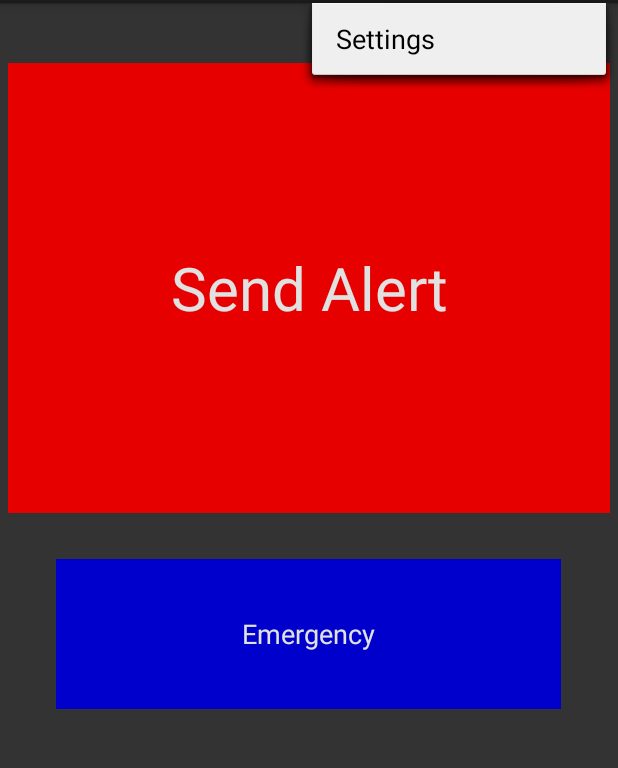
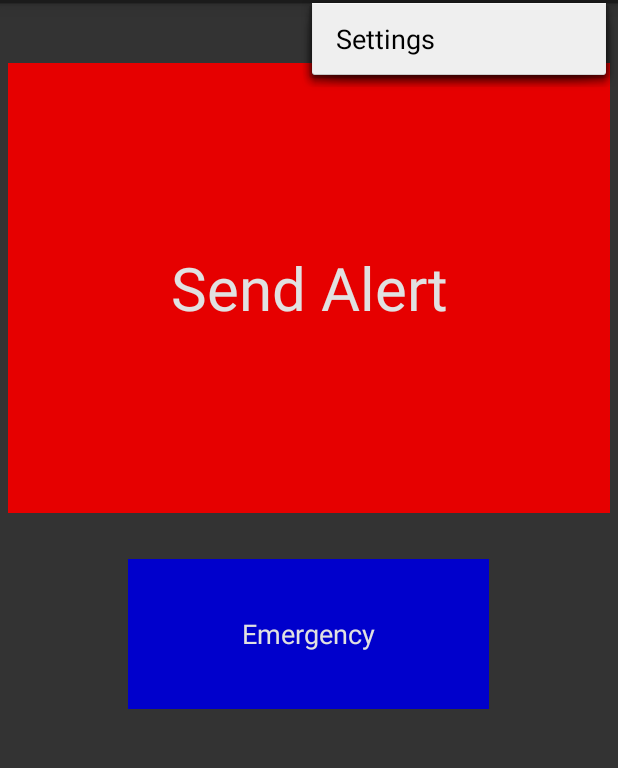
Before and after one commit to kheath/SafetyApp, an Android app: the screen it shows after launch (SMS), with the options menu open, on a phone screen of 412 x 824 dp, the part 69-837 px from its top. Run offline under Robolectric (Android 15) with nearby library versions, the phone set to English and light mode, and no system bars.

Commit message:
Changed emergency button width to correct value (0dp) and added a custome icon

```diff
--- a/SMSMessaging/app/src/main/AndroidManifest.xml
+++ b/SMSMessaging/app/src/main/AndroidManifest.xml
@@ -14,7 +14,7 @@
 
     <application
         android:allowBackup="true"
-        android:icon="@drawable/ic_launcher"
+        android:icon="@drawable/mudkip"
         android:label="@string/app_name"
         android:theme="@style/AppTheme" >
         <activity
--- a/SMSMessaging/app/src/main/res/layout/activity_sms.xml
+++ b/SMSMessaging/app/src/main/res/layout/activity_sms.xml
@@ -41,7 +41,7 @@
         android:layout_marginBottom="30dp"
         android:layout_marginLeft="5dp"
         android:layout_marginRight="5dp"
-        android:layout_width="240dp"
+        android:layout_width="0dp"
         android:layout_height="100dp"
         android:layout_weight=".6"
 
```
Also changed, not shown: SMSMessaging/app/src/main/mudkip-web.png (added), SMSMessaging/app/src/main/res/drawable-hdpi/mudkip.png (added), SMSMessaging/app/src/main/res/drawable-mdpi/mudkip.png (added), SMSMessaging/app/src/main/res/drawable-xhdpi/mudkip.png (added), SMSMessaging/app/src/main/res/drawable-xxhdpi/mudkip.png (added).
